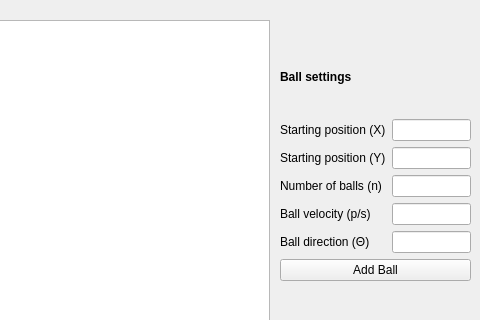
The window that mainwindow.ui (dyitsme/STDISCM-MCO1) describes before a commit, drawn with Qt 5; both pictures show x 1020 to 1500 and y 0 to 320 of the 1500 by 800 pixel window.
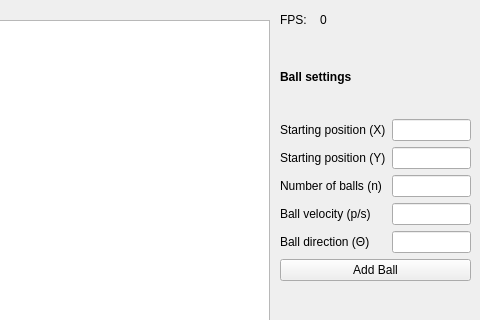
The same window after the commit.

```diff
--- a/mainwindow.ui
+++ b/mainwindow.ui
@@ -189,6 +189,32 @@
      </item>
     </layout>
    </widget>
+   <widget class="QLabel" name="counterfpslabel">
+    <property name="geometry">
+     <rect>
+      <x>1340</x>
+      <y>10</y>
+      <width>31</width>
+      <height>20</height>
+     </rect>
+    </property>
+    <property name="text">
+     <string>0</string>
+    </property>
+   </widget>
+   <widget class="QLabel" name="label_15">
+    <property name="geometry">
+     <rect>
+      <x>1300</x>
+      <y>10</y>
+      <width>31</width>
+      <height>20</height>
+     </rect>
+    </property>
+    <property name="text">
+     <string>FPS:</string>
+    </property>
+   </widget>
   </widget>
   <widget class="QMenuBar" name="menubar">
    <property name="geometry">
```
